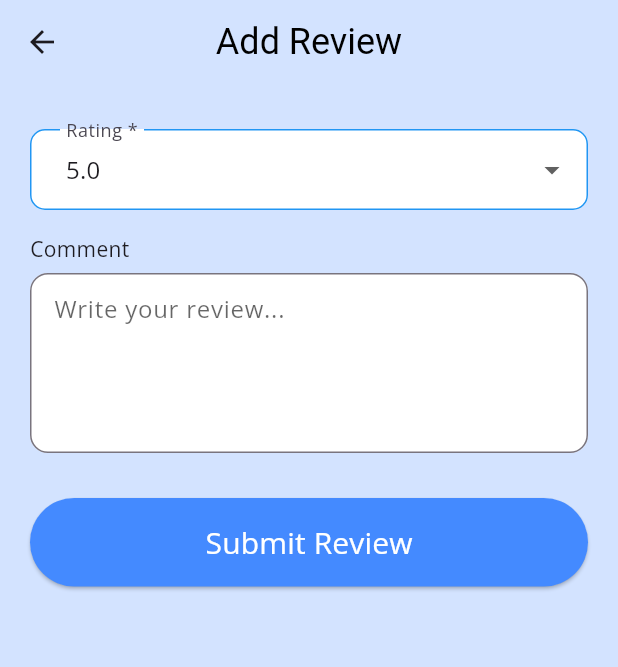
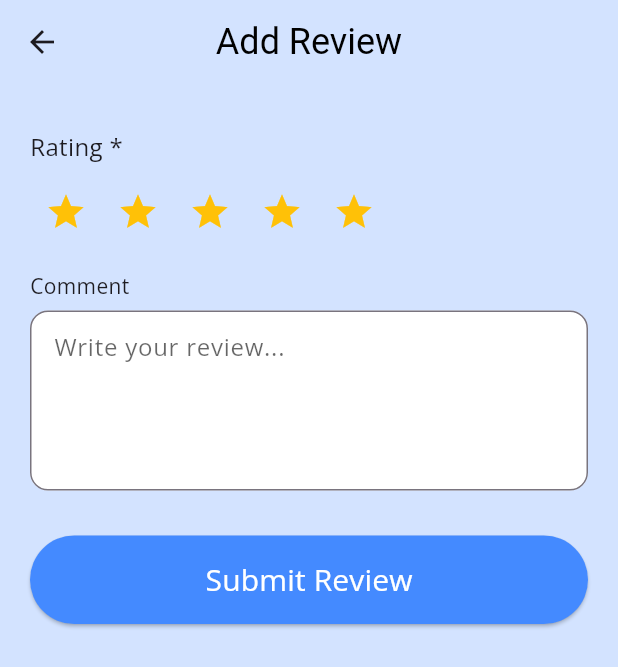
Before and after one commit to arunaguragain/aashwaas, a Flutter app: the AddReviewPage screen opened directly, on a phone screen of 412 x 824 dp. Shown: the top 667 px of the screen. Run offline on Flutter 3.47's test engine with Material 3 defaults, Android fonts, the phone set to English and light mode, and no system bars; our stand-ins replace connectivity_plus, dartz, dio, equatable, flutter_riverpod, font_awesome_flutter and 5 more; missing offline and left inert: dio_smart_retry; accounts and stored records are empty.

Commit message:
fixed the ui to show the stats properly

```diff
--- a/lib/features/dashboard/presentation/pages/bottom_screen_volunteer/history_screen.dart
+++ b/lib/features/dashboard/presentation/pages/bottom_screen_volunteer/history_screen.dart
@@ -48,6 +48,7 @@ class _HistoryScreenState extends ConsumerState<HistoryScreen> {
             completed: all
                 .where((t) => t.status == TaskStatus.completed)
                 .length,
+            horizontalGap: 4,
           ),
           const SizedBox(height: 8),
           if (items.isEmpty)
--- a/lib/features/dashboard/presentation/pages/bottom_screen_volunteer/task_screen.dart
+++ b/lib/features/dashboard/presentation/pages/bottom_screen_volunteer/task_screen.dart
@@ -54,6 +54,7 @@ class _TaskScreenState extends ConsumerState<TaskScreen> {
             completed: all
                 .where((t) => t.status == TaskStatus.completed)
                 .length,
+            horizontalGap: 4,
           ),
           const SizedBox(height: 8),
           Expanded(
--- a/lib/features/dashboard/presentation/widgets/home_header.dart
+++ b/lib/features/dashboard/presentation/widgets/home_header.dart
@@ -23,6 +23,9 @@ class HomeHeader extends StatelessWidget {
 
   @override
   Widget build(BuildContext context) {
+    final displayName = userName.trim().isEmpty
+        ? 'Donor'
+        : userName.trim().split(RegExp(r'\s+')).first;
     return Padding(
       padding: const EdgeInsets.symmetric(horizontal: 20.0, vertical: 8.0),
       child: Row(
@@ -41,7 +44,7 @@ class HomeHeader extends StatelessWidget {
                 crossAxisAlignment: CrossAxisAlignment.start,
                 children: [
                   Text(
-                    'Hello, $userName!',
+                    'Hello, $displayName!',
                     style: TextStyle(
                       fontSize: 18,
                       color: Colors.deepPurple,
--- a/lib/features/review/presentation/pages/add_review_page.dart
+++ b/lib/features/review/presentation/pages/add_review_page.dart
@@ -26,9 +26,13 @@ class _AddReviewPageState extends ConsumerState<AddReviewPage> {
   void _handleSubmit() {
     if (_formKey.currentState!.validate()) {
       final userId = 'unknown';
-      ref.read(reviewViewModelProvider.notifier).createReview(
+      ref
+          .read(reviewViewModelProvider.notifier)
+          .createReview(
             rating: _rating,
-            comment: _commentController.text.isEmpty ? null : _commentController.text,
+            comment: _commentController.text.isEmpty
+                ? null
+                : _commentController.text,
             userId: userId,
           );
 
@@ -64,15 +68,32 @@ class _AddReviewPageState extends ConsumerState<AddReviewPage> {
           child: Form(
             key: _formKey,
             child: Column(
+              crossAxisAlignment: CrossAxisAlignment.start,
               children: [
                 const SizedBox(height: 10),
-                DropdownButtonFormField<double>(
-                  value: _rating,
-                  decoration: const InputDecoration(labelText: 'Rating *'),
-                  items: List.generate(5, (i) => (i + 1).toDouble())
-                      .map((v) => DropdownMenuItem(value: v, child: Text(v.toString())))
-                      .toList(),
-                  onChanged: (v) => setState(() => _rating = v ?? _rating),
+                Column(
+                  crossAxisAlignment: CrossAxisAlignment.start,
+                  children: [
+                    const Text('Rating *', style: TextStyle(fontSize: 16)),
+                    const SizedBox(height: 8),
+                    Row(
+                      mainAxisSize: MainAxisSize.min,
+                      children: List.generate(5, (i) {
+                        final index = i + 1;
+                        final filled = index <= _rating;
+                        return IconButton(
+                          onPressed: () =>
+                              setState(() => _rating = index.toDouble()),
+                          icon: Icon(
+                            filled ? Icons.star : Icons.star_border,
+                            color: Colors.amber,
+                            size: 28,
+                          ),
+                          splashRadius: 20,
+                        );
+                      }),
+                    ),
+                  ],
                 ),
                 const SizedBox(height: 16),
                 DonationFormField(
--- a/lib/features/task/presentation/widgets/task_stats_card.dart
+++ b/lib/features/task/presentation/widgets/task_stats_card.dart
@@ -5,6 +5,7 @@ class TaskStatsCard extends StatelessWidget {
   final int assigned;
   final int accepted;
   final int completed;
+  final double horizontalGap;
 
   const TaskStatsCard({
     super.key,
@@ -12,6 +13,7 @@ class TaskStatsCard extends StatelessWidget {
     required this.assigned,
     required this.accepted,
     required this.completed,
+    this.horizontalGap = 6,
   });
 
   Widget _buildStat(
@@ -22,7 +24,7 @@ class TaskStatsCard extends StatelessWidget {
   ) {
     return Expanded(
       child: Container(
-        margin: const EdgeInsets.symmetric(horizontal: 6),
+        margin: EdgeInsets.symmetric(horizontal: horizontalGap),
         padding: const EdgeInsets.symmetric(vertical: 12, horizontal: 8),
         decoration: BoxDecoration(
           color: Theme.of(context).cardColor,
```
Also changed, not shown: lib/features/dashboard/presentation/pages/bottom_screen_donor/home_page.dart (+5 -3 lines), lib/features/review/presentation/pages/edit_review_page.dart (+24 -12 lines), lib/features/settings/presentation/pages/settings_screen.dart (+11 -12 lines).
